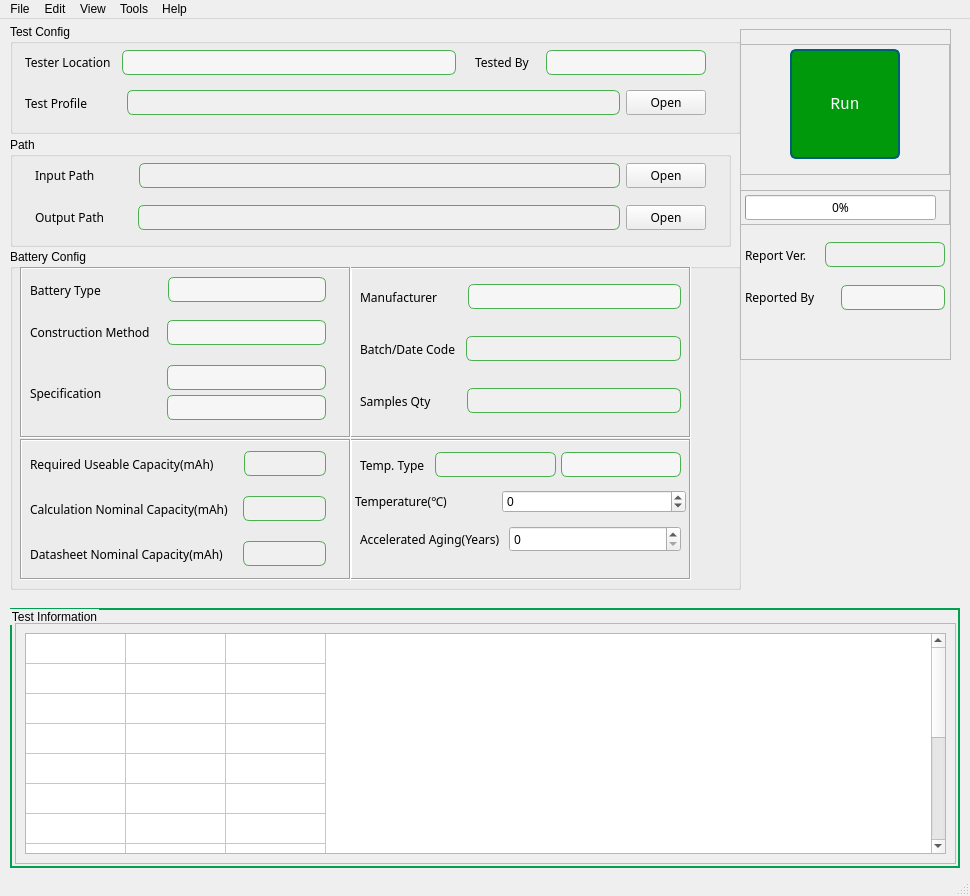
Old version of the form src/battery_analysis/ui/resources/ui_battery_analysis.ui in the repository Sandman6z/battery-analysis.
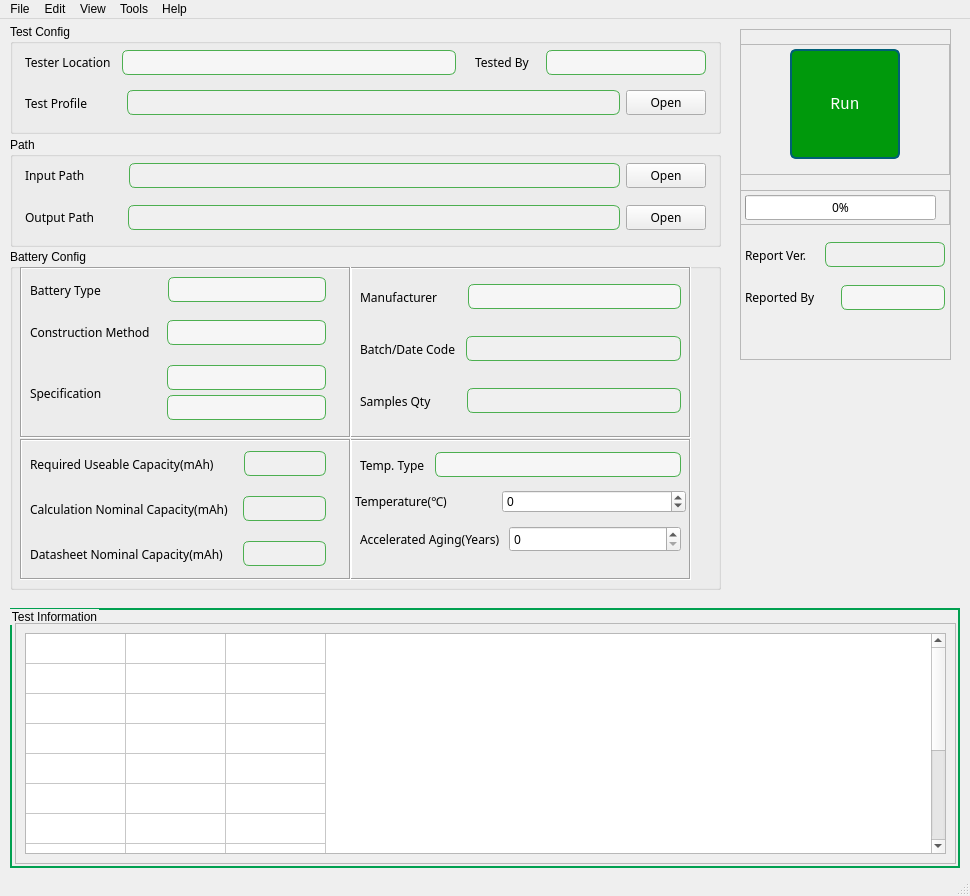
New version of the form. Icons and pictures are not drawn.

```diff
--- a/src/battery_analysis/ui/resources/ui_battery_analysis.ui
+++ b/src/battery_analysis/ui/resources/ui_battery_analysis.ui
@@ -44,7 +44,7 @@
      <rect>
       <x>10</x>
       <y>230</y>
-      <width>731</width>
+      <width>711</width>
       <height>341</height>
      </rect>
     </property>
@@ -153,53 +153,6 @@
              </property>
             </spacer>
            </item>
-           <item>
-            <widget class="QLineEdit" name="lineEdit_Temperature">
-             <property name="sizePolicy">
-              <sizepolicy hsizetype="Preferred" vsizetype="Fixed">
-               <horstretch>0</horstretch>
-               <verstretch>0</verstretch>
-              </sizepolicy>
-             </property>
-             <property name="font">
-              <font>
-               <family>Microsoft JhengHei</family>
-               <pointsize>9</pointsize>
-               <bold>false</bold>
-              </font>
-             </property>
-             <property name="cursor">
-              <cursorShape>IBeamCursor</cursorShape>
-             </property>
-             <property name="focusPolicy">
-              <enum>Qt::FocusPolicy::ClickFocus</enum>
-             </property>
-             <property name="contextMenuPolicy">
-              <enum>Qt::ContextMenuPolicy::DefaultContextMenu</enum>
-             </property>
-             <property name="autoFillBackground">
-              <bool>false</bool>
-             </property>
-             <property name="styleSheet">
-              <string notr="true">QLineEdit {
-    border: 1px solid #4CAF50;   /* 绿色边框 */
-    border-radius: 6px;          /* 圆角半径 */
-    padding: 2px 6px;            /* 内边距，让文字不贴边 */
-    background-color: #F0F0F0;   /* 背景颜色 */
-}
-</string>
-             </property>
-             <property name="inputMethodHints">
-              <set>Qt::InputMethodHint::ImhHiddenText</set>
-             </property>
-             <property name="alignment">
-              <set>Qt::AlignmentFlag::AlignCenter</set>
-             </property>
-             <property name="readOnly">
-              <bool>false</bool>
-             </property>
-            </widget>
-           </item>
            <item>
             <widget class="QComboBox" name="comboBox_Temperature">
              <property name="font">
@@ -1487,7 +1440,7 @@
      <rect>
       <x>10</x>
       <y>5</y>
-      <width>731</width>
+      <width>711</width>
       <height>110</height>
      </rect>
     </property>
@@ -1886,7 +1839,7 @@
      <rect>
       <x>10</x>
       <y>118</y>
-      <width>721</width>
+      <width>711</width>
       <height>110</height>
      </rect>
     </property>
@@ -1903,9 +1856,9 @@
     <widget class="QWidget" name="verticalLayoutWidget_2">
      <property name="geometry">
       <rect>
-       <x>20</x>
+       <x>10</x>
        <y>20</y>
-       <width>681</width>
+       <width>691</width>
        <height>81</height>
       </rect>
      </property>
@@ -2209,7 +2162,7 @@
           <bool>false</bool>
          </property>
          <property name="rowCount">
-          <number>15</number>
+          <number>13</number>
          </property>
          <property name="columnCount">
           <number>3</number>
@@ -2257,8 +2210,6 @@
          <row/>
          <row/>
          <row/>
-         <row/>
-         <row/>
          <column/>
          <column/>
          <column/>
@@ -2392,16 +2343,6 @@
            <string/>
           </property>
          </item>
-         <item row="13" column="0">
-          <property name="text">
-           <string/>
-          </property>
-         </item>
-         <item row="13" column="1">
-          <property name="text">
-           <string/>
-          </property>
-         </item>
         </widget>
        </item>
       </layout>
```
